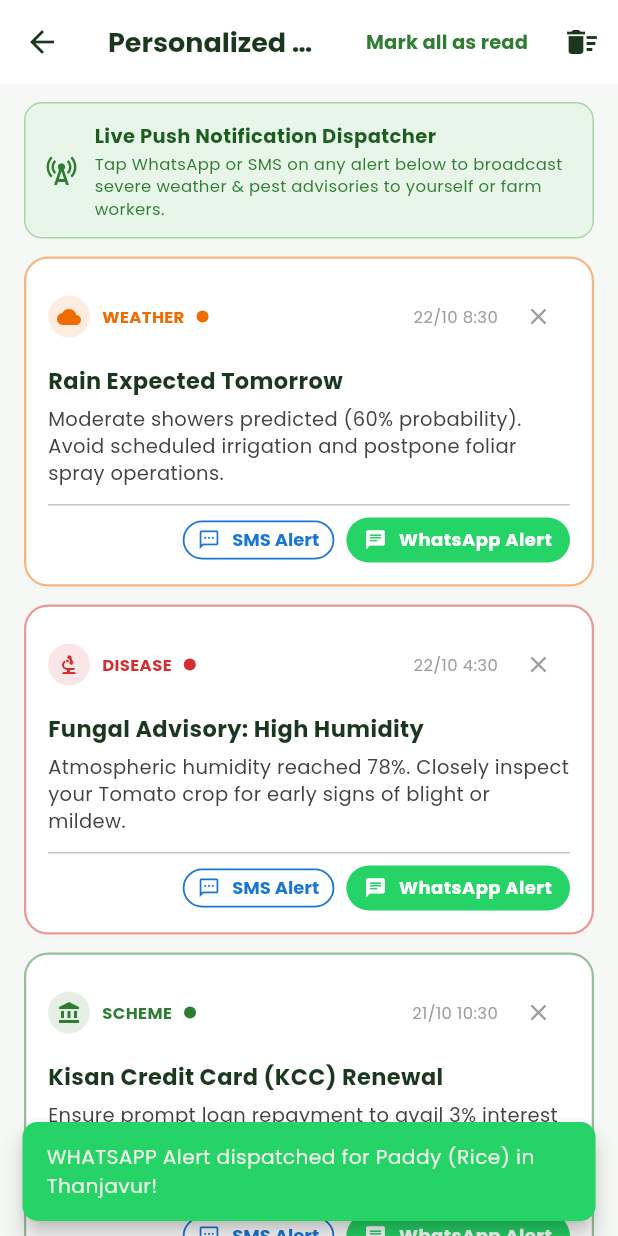
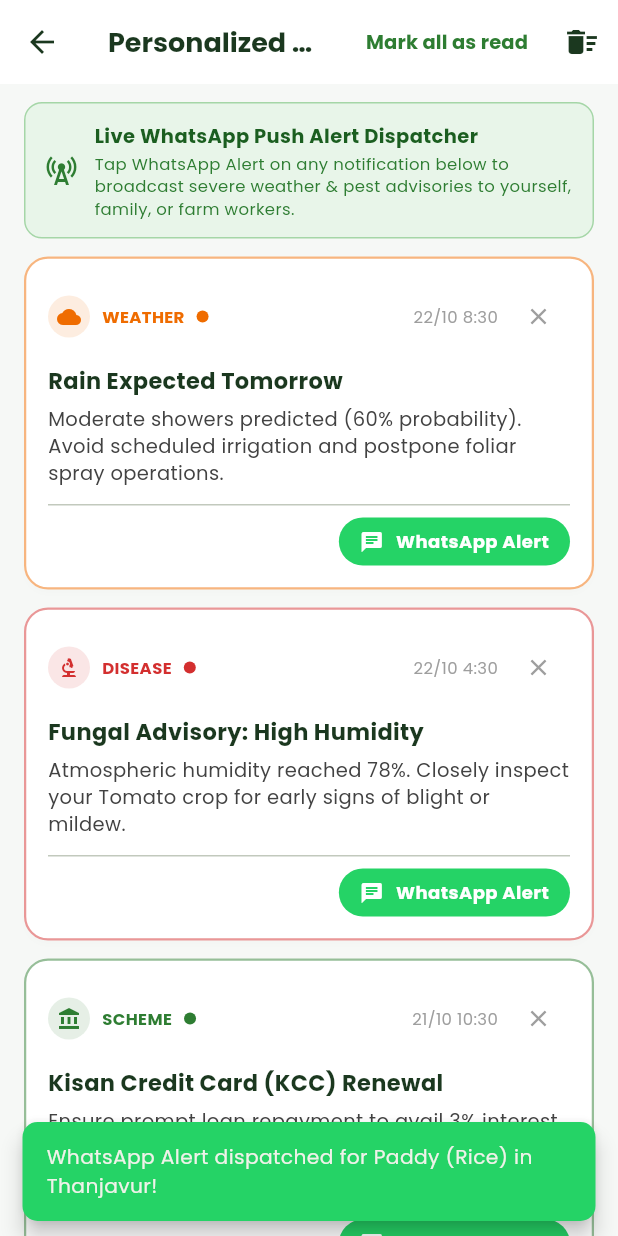
Before and after one commit to bhargavi2048-boop/Digital-krishi-officer, a Flutter app: the AlertsScreen screen opened by its route, after a tap on "WhatsApp Alert", on a phone screen of 412 x 824 dp. Run offline on Flutter 3.47's test engine with Material 3 defaults, Android fonts, the phone set to English and light mode, and no system bars; our stand-ins replace flutter_dotenv, flutter_markdown, flutter_spinkit, flutter_tts, google_fonts, image_picker and 3 more; missing offline and left inert: dart:html, dart:ui_web; accounts and stored records are empty; network calls fail.

Commit message:
refactor: remove SMS option and streamline emergency push alerts exclusively to WhatsApp

```diff
--- a/lib/core/utils/url_launcher_helper.dart
+++ b/lib/core/utils/url_launcher_helper.dart
@@ -65,34 +65,4 @@
       return false;
     }
   }
-
-  /// Dispatches an emergency agricultural alert via native SMS
-  static Future<bool> launchSms({
-    BuildContext? context,
-    String? phone,
-    required String message,
-  }) async {
-    try {
-      final cleanText = Uri.encodeComponent(message);
-      final cleanPhone = (phone != null && phone.trim().isNotEmpty)
-          ? phone.replaceAll(RegExp(r'\D'), '')
-          : '';
-
-      final Uri uri;
-      if (cleanPhone.isNotEmpty) {
-        uri = Uri.parse('sms:$cleanPhone?body=$cleanText');
-      } else {
-        uri = Uri.parse('sms:?body=$cleanText');
-      }
-
-      final launched = await launchUrl(uri, mode: LaunchMode.externalApplication);
-      if (!launched) {
-        return await launchUrl(uri);
-      }
-      return launched;
-    } catch (e) {
-      debugPrint('SMS launch error: $e');
-      return false;
-    }
-  }
 }
--- a/lib/features/alerts/alerts_screen.dart
+++ b/lib/features/alerts/alerts_screen.dart
@@ -34,7 +34,7 @@
     }
   }
 
-  void _dispatchAlert(BuildContext context, FarmerAlert alert, String channel) async {
+  void _dispatchWhatsAppAlert(BuildContext context, FarmerAlert alert) async {
     final authProv = Provider.of<AuthProvider>(context, listen: false);
     final farmer = authProv.currentUser;
     final phone = farmer?.mobileNumber ?? '';
@@ -51,12 +51,8 @@
         '----------------------------------\n'
         'Digital Krishi Officer AI Advisory System';
 
-    // 1. Dispatch via native messaging app
-    if (channel == 'WHATSAPP') {
-      await UrlLauncherHelper.launchWhatsApp(context: context, phone: phone, message: message);
-    } else {
-      await UrlLauncherHelper.launchSms(context: context, phone: phone, message: message);
-    }
+    // 1. Dispatch via native WhatsApp messaging
+    await UrlLauncherHelper.launchWhatsApp(context: context, phone: phone, message: message);
 
     // 2. Concurrently record dispatch in Java Spring Boot backend
     BackendApiService().dispatchCloudAlert(
@@ -65,15 +61,15 @@
       cropName: crop,
       alertType: alert.type.toUpperCase(),
       severity: alert.severity.toUpperCase(),
-      channel: channel,
+      channel: 'WHATSAPP',
       message: alert.description,
     ).catchError((_) => false);
 
     if (context.mounted) {
       ScaffoldMessenger.of(context).showSnackBar(
         SnackBar(
-          content: Text('$channel Alert dispatched for $crop in $district!'),
-          backgroundColor: channel == 'WHATSAPP' ? const Color(0xFF25D366) : const Color(0xFF1976D2),
+          content: Text('WhatsApp Alert dispatched for $crop in $district!'),
+          backgroundColor: const Color(0xFF25D366),
           behavior: SnackBarBehavior.floating,
           shape: RoundedRectangleBorder(borderRadius: BorderRadius.circular(10)),
           duration: const Duration(seconds: 3),
@@ -136,12 +132,12 @@
                             crossAxisAlignment: CrossAxisAlignment.start,
                             children: const [
                               Text(
-                                'Live Push Notification Dispatcher',
+                                'Live WhatsApp Push Alert Dispatcher',
                                 style: TextStyle(fontWeight: FontWeight.bold, fontSize: 13, color: Color(0xFF1B5E20)),
                               ),
                               SizedBox(height: 2),
                               Text(
-                                'Tap WhatsApp or SMS on any alert below to broadcast severe weather & pest advisories to yourself or farm workers.',
+                                'Tap WhatsApp Alert on any notification below to broadcast severe weather & pest advisories to yourself, family, or farm workers.',
                                 style: TextStyle(fontSize: 11, color: Color(0xFF2E7D32)),
                               ),
                             ],
@@ -248,33 +244,19 @@
                           Row(
                             mainAxisAlignment: MainAxisAlignment.end,
                             children: [
-                              OutlinedButton.icon(
-                                style: OutlinedButton.styleFrom(
-                                  foregroundColor: const Color(0xFF1976D2),
-                                  side: const BorderSide(color: Color(0xFF1976D2), width: 1.2),
-                                  shape: RoundedRectangleBorder(borderRadius: BorderRadius.circular(20)),
-                                  padding: const EdgeInsets.symmetric(horizontal: 10, vertical: 4),
-                                  minimumSize: Size.zero,
-                                  tapTargetSize: MaterialTapTargetSize.shrinkWrap,
-                                ),
-                                icon: const Icon(Icons.sms_outlined, size: 15),
-                                label: const Text('SMS Alert', style: TextStyle(fontSize: 12, fontWeight: FontWeight.bold)),
-                                onPressed: () => _dispatchAlert(context, a, 'SMS'),
-                              ),
-                              const SizedBox(width: 8),
                               ElevatedButton.icon(
                                 style: ElevatedButton.styleFrom(
                                   backgroundColor: const Color(0xFF25D366),
                                   foregroundColor: Colors.white,
                                   elevation: 0,
                                   shape: RoundedRectangleBorder(borderRadius: BorderRadius.circular(20)),
-                                  padding: const EdgeInsets.symmetric(horizontal: 12, vertical: 6),
+                                  padding: const EdgeInsets.symmetric(horizontal: 14, vertical: 7),
                                   minimumSize: Size.zero,
                                   tapTargetSize: MaterialTapTargetSize.shrinkWrap,
                                 ),
-                                icon: const Icon(Icons.chat, size: 15),
+                                icon: const Icon(Icons.chat, size: 16),
                                 label: const Text('WhatsApp Alert', style: TextStyle(fontSize: 12, fontWeight: FontWeight.bold)),
-                                onPressed: () => _dispatchAlert(context, a, 'WHATSAPP'),
+                                onPressed: () => _dispatchWhatsAppAlert(context, a),
                               ),
                             ],
                           ),
```
Also changed, not shown: public/assets/fonts/MaterialIcons-Regular.otf, 4 other files.
